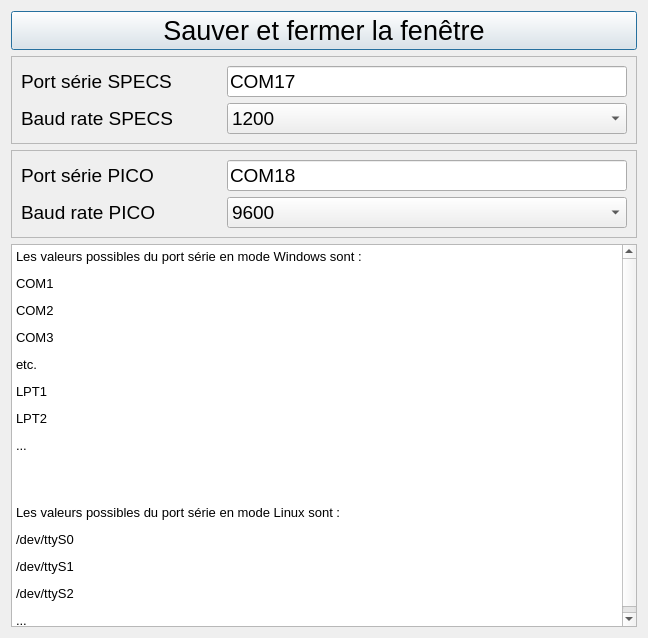
Before: the Qt Designer form Application/Fenetres/Connexion/fenetreconnexion.ui in NyleGregoryCOVARIANS/Stage_CNRS, drawn with Qt 5.
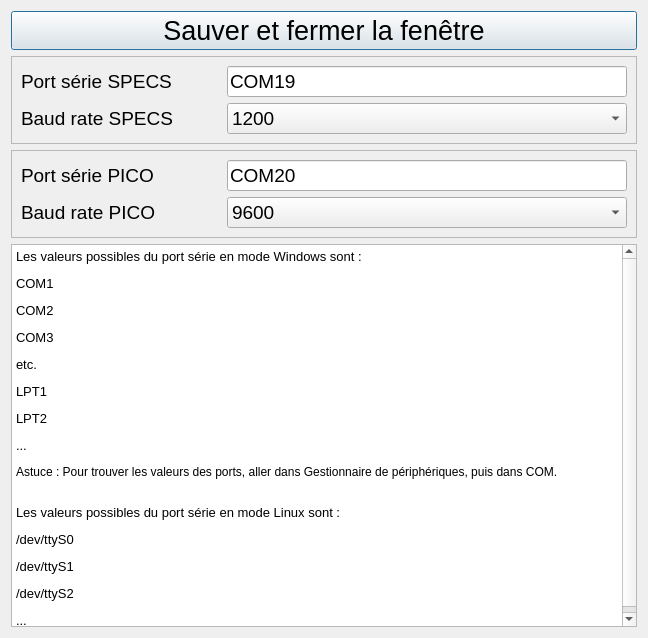
After: the same form once the commit is applied.

```diff
--- a/Application/Fenetres/Connexion/fenetreconnexion.ui
+++ b/Application/Fenetres/Connexion/fenetreconnexion.ui
@@ -33,7 +33,7 @@
            </font>
           </property>
           <property name="text">
-           <string>COM17</string>
+           <string>COM19</string>
           </property>
          </widget>
         </item>
@@ -136,7 +136,7 @@
            </font>
           </property>
           <property name="text">
-           <string>COM18</string>
+           <string>COM20</string>
           </property>
          </widget>
         </item>
@@ -226,7 +226,7 @@
 &lt;p style=&quot; margin-top:12px; margin-bottom:12px; margin-left:0px; margin-right:0px; -qt-block-indent:0; text-indent:0px;&quot;&gt;&lt;span style=&quot; font-size:10pt;&quot;&gt;LPT1&lt;/span&gt;&lt;/p&gt;
 &lt;p style=&quot; margin-top:12px; margin-bottom:12px; margin-left:0px; margin-right:0px; -qt-block-indent:0; text-indent:0px;&quot;&gt;&lt;span style=&quot; font-size:10pt;&quot;&gt;LPT2&lt;/span&gt;&lt;/p&gt;
 &lt;p style=&quot; margin-top:12px; margin-bottom:12px; margin-left:0px; margin-right:0px; -qt-block-indent:0; text-indent:0px;&quot;&gt;&lt;span style=&quot; font-size:10pt;&quot;&gt;...&lt;/span&gt;&lt;/p&gt;
-&lt;p style=&quot; margin-top:12px; margin-bottom:12px; margin-left:0px; margin-right:0px; -qt-block-indent:0; text-indent:0px;&quot;&gt;&lt;br /&gt;&lt;/p&gt;
+&lt;p style=&quot; margin-top:12px; margin-bottom:12px; margin-left:0px; margin-right:0px; -qt-block-indent:0; text-indent:0px;&quot;&gt;Astuce : Pour trouver les valeurs des ports, aller dans Gestionnaire de périphériques, puis dans COM.&lt;br /&gt;&lt;/p&gt;
 &lt;p style=&quot; margin-top:12px; margin-bottom:12px; margin-left:0px; margin-right:0px; -qt-block-indent:0; text-indent:0px;&quot;&gt;&lt;span style=&quot; font-size:10pt;&quot;&gt;Les valeurs possibles du port série en mode Linux sont :&lt;/span&gt;&lt;/p&gt;
 &lt;p style=&quot; margin-top:12px; margin-bottom:12px; margin-left:0px; margin-right:0px; -qt-block-indent:0; text-indent:0px;&quot;&gt;&lt;span style=&quot; font-size:10pt;&quot;&gt;/dev/ttyS0&lt;/span&gt;&lt;/p&gt;
 &lt;p style=&quot; margin-top:12px; margin-bottom:12px; margin-left:0px; margin-right:0px; -qt-block-indent:0; text-indent:0px;&quot;&gt;&lt;span style=&quot; font-size:10pt;&quot;&gt;/dev/ttyS1&lt;/span&gt;&lt;/p&gt;
```
